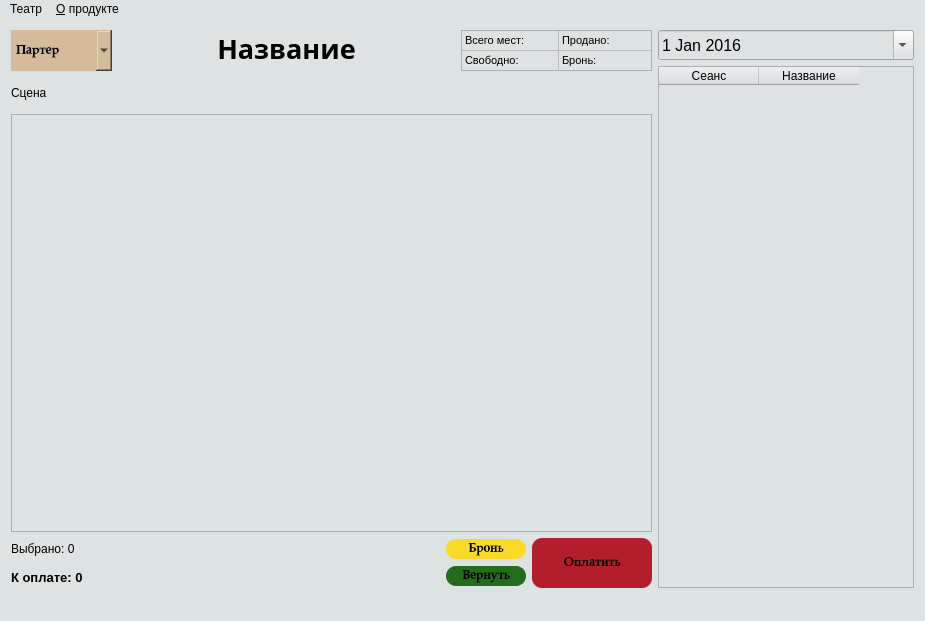
sashaserg/Cursovaya, file VTeatre/mainwindow.ui: the form before one commit.
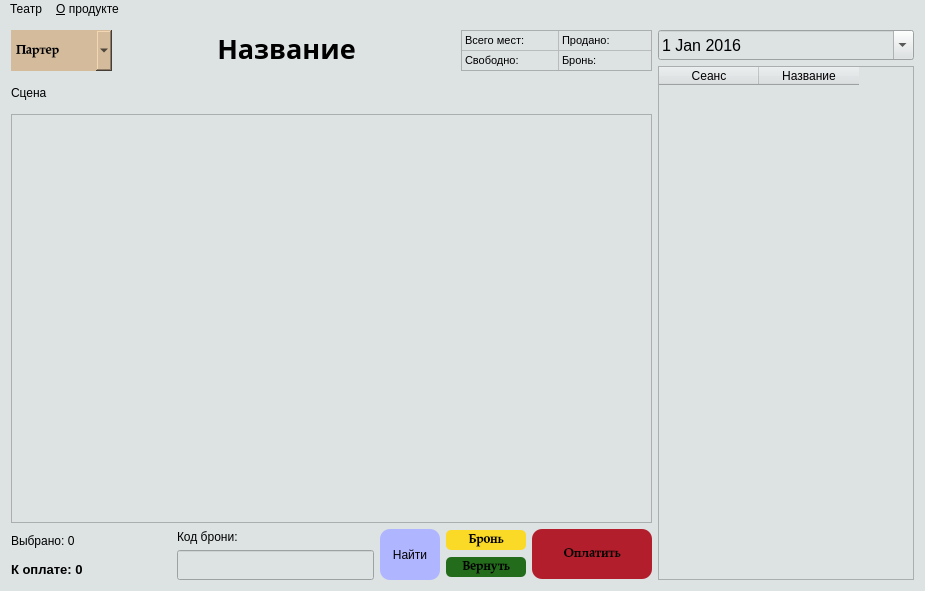
The form after the commit. Icons and pictures are not drawn.

```diff
--- a/VTeatre/mainwindow.ui
+++ b/VTeatre/mainwindow.ui
@@ -7,7 +7,7 @@
     <x>0</x>
     <y>0</y>
     <width>925</width>
-    <height>621</height>
+    <height>591</height>
    </rect>
   </property>
   <property name="acceptDrops">
@@ -26,10 +26,12 @@
 </string>
   </property>
   <widget class="QWidget" name="centralWidget">
-   <layout class="QGridLayout" name="gridLayout_2">
-    <item row="0" column="0">
      <layout class="QGridLayout" name="gridLayout">
       <item row="0" column="0">
+     <layout class="QHBoxLayout" name="horizontalLayout_6">
+      <item>
+       <layout class="QVBoxLayout" name="verticalLayout_5">
+        <item>
        <layout class="QHBoxLayout" name="horizontalLayout_3">
         <item>
          <widget class="QComboBox" name="comboBox">
@@ -219,79 +221,7 @@
         </item>
        </layout>
       </item>
-      <item row="0" column="1" rowspan="4">
-       <layout class="QVBoxLayout" name="verticalLayout_3">
         <item>
-         <widget class="QDateEdit" name="dateEdit">
-          <property name="minimumSize">
-           <size>
-            <width>256</width>
-            <height>30</height>
-           </size>
-          </property>
-          <property name="font">
-           <font>
-            <pointsize>12</pointsize>
-           </font>
-          </property>
-          <property name="focusPolicy">
-           <enum>Qt::WheelFocus</enum>
-          </property>
-          <property name="dateTime">
-           <datetime>
-            <hour>0</hour>
-            <minute>0</minute>
-            <second>0</second>
-            <year>2016</year>
-            <month>1</month>
-            <day>1</day>
-           </datetime>
-          </property>
-          <property name="calendarPopup">
-           <bool>true</bool>
-          </property>
-         </widget>
-        </item>
-        <item>
-         <widget class="QTableWidget" name="tableSeans">
-          <property name="enabled">
-           <bool>true</bool>
-          </property>
-          <property name="sizePolicy">
-           <sizepolicy hsizetype="Maximum" vsizetype="Expanding">
-            <horstretch>0</horstretch>
-            <verstretch>0</verstretch>
-           </sizepolicy>
-          </property>
-          <property name="minimumSize">
-           <size>
-            <width>256</width>
-            <height>505</height>
-           </size>
-          </property>
-          <property name="contextMenuPolicy">
-           <enum>Qt::CustomContextMenu</enum>
-          </property>
-          <property name="styleSheet">
-           <string notr="true">background-color: #e5efe9;
-background-color: #dde2e3;
-</string>
-          </property>
-          <column>
-           <property name="text">
-            <string>Сеанс</string>
-           </property>
-          </column>
-          <column>
-           <property name="text">
-            <string>Название</string>
-           </property>
-          </column>
-         </widget>
-        </item>
-       </layout>
-      </item>
-      <item row="1" column="0">
        <layout class="QHBoxLayout" name="horizontalLayout_4">
         <item>
          <widget class="QLabel" name="label_2">
@@ -314,7 +244,7 @@
         </item>
        </layout>
       </item>
-      <item row="2" column="0">
+        <item>
        <widget class="QTableWidget" name="tableWidget">
         <property name="sizePolicy">
          <sizepolicy hsizetype="Expanding" vsizetype="Expanding">
@@ -375,7 +305,7 @@
         </attribute>
        </widget>
       </item>
-      <item row="3" column="0">
+        <item>
        <layout class="QHBoxLayout" name="horizontalLayout_5">
         <item>
          <layout class="QVBoxLayout" name="verticalLayout_2">
@@ -421,17 +351,66 @@
          </layout>
         </item>
         <item>
-         <spacer name="horizontalSpacer">
-          <property name="orientation">
-           <enum>Qt::Horizontal</enum>
-          </property>
-          <property name="sizeHint" stdset="0">
+           <layout class="QVBoxLayout" name="verticalLayout_4">
+            <item>
+             <widget class="QLabel" name="label">
+              <property name="minimumSize">
+               <size>
+                <width>60</width>
+                <height>15</height>
+               </size>
+              </property>
+              <property name="text">
+               <string>Код брони:</string>
+              </property>
+             </widget>
+            </item>
+            <item>
+             <widget class="QLineEdit" name="lineEdit">
+              <property name="minimumSize">
            <size>
-            <width>168</width>
-            <height>20</height>
-           </size>
-          </property>
-         </spacer>
+                <width>150</width>
+                <height>30</height>
+               </size>
+              </property>
+              <property name="font">
+               <font>
+                <pointsize>10</pointsize>
+               </font>
+              </property>
+             </widget>
+            </item>
+           </layout>
+          </item>
+          <item>
+           <widget class="QPushButton" name="pushButton_4">
+            <property name="sizePolicy">
+             <sizepolicy hsizetype="Minimum" vsizetype="Minimum">
+              <horstretch>0</horstretch>
+              <verstretch>0</verstretch>
+             </sizepolicy>
+            </property>
+            <property name="minimumSize">
+             <size>
+              <width>60</width>
+              <height>45</height>
+             </size>
+            </property>
+            <property name="styleSheet">
+             <string notr="true">QPushButton{
+background-color: rgb(176, 181, 255);
+border-style: outset;
+border-radius: 10px;	
+}
+QPushButton::pressed{
+background-color: #376bbf
+}
+</string>
+            </property>
+            <property name="text">
+             <string>Найти</string>
+            </property>
+           </widget>
         </item>
         <item>
          <layout class="QHBoxLayout" name="horizontalLayout">
@@ -457,7 +436,7 @@
                <string notr="true">QPushButton{
 background-color:#fada26;
 border-style: outset;
-border-radius: 10px;	
+border-radius: 5px;	
 }
 QPushButton::pressed{
 background-color: #376bbf
@@ -489,7 +468,7 @@
                <string notr="true">QPushButton{
 background-color: #236c1b;
 border-style: outset;
-border-radius: 10px;	
+border-radius: 5px;	
 }
 QPushButton::pressed{
 background-color: #376bbf
@@ -540,6 +519,80 @@
       </item>
      </layout>
     </item>
+      <item>
+       <layout class="QVBoxLayout" name="verticalLayout_3">
+        <item>
+         <widget class="QDateEdit" name="dateEdit">
+          <property name="minimumSize">
+           <size>
+            <width>256</width>
+            <height>30</height>
+           </size>
+          </property>
+          <property name="font">
+           <font>
+            <pointsize>12</pointsize>
+           </font>
+          </property>
+          <property name="focusPolicy">
+           <enum>Qt::WheelFocus</enum>
+          </property>
+          <property name="dateTime">
+           <datetime>
+            <hour>0</hour>
+            <minute>0</minute>
+            <second>0</second>
+            <year>2016</year>
+            <month>1</month>
+            <day>1</day>
+           </datetime>
+          </property>
+          <property name="calendarPopup">
+           <bool>true</bool>
+          </property>
+         </widget>
+        </item>
+        <item>
+         <widget class="QTableWidget" name="tableSeans">
+          <property name="enabled">
+           <bool>true</bool>
+          </property>
+          <property name="sizePolicy">
+           <sizepolicy hsizetype="Maximum" vsizetype="Expanding">
+            <horstretch>0</horstretch>
+            <verstretch>0</verstretch>
+           </sizepolicy>
+          </property>
+          <property name="minimumSize">
+           <size>
+            <width>256</width>
+            <height>505</height>
+           </size>
+          </property>
+          <property name="contextMenuPolicy">
+           <enum>Qt::CustomContextMenu</enum>
+          </property>
+          <property name="styleSheet">
+           <string notr="true">background-color: #e5efe9;
+background-color: #dde2e3;
+</string>
+          </property>
+          <column>
+           <property name="text">
+            <string>Сеанс</string>
+           </property>
+          </column>
+          <column>
+           <property name="text">
+            <string>Название</string>
+           </property>
+          </column>
+         </widget>
+        </item>
+       </layout>
+      </item>
+     </layout>
+    </item>
    </layout>
   </widget>
   <widget class="QMenuBar" name="menuBar">
@@ -575,17 +628,6 @@
    <addaction name="menu_5"/>
    <addaction name="menu"/>
   </widget>
-  <widget class="QStatusBar" name="statusBar">
-   <property name="enabled">
-    <bool>true</bool>
-   </property>
-   <property name="autoFillBackground">
-    <bool>false</bool>
-   </property>
-   <property name="sizeGripEnabled">
-    <bool>true</bool>
-   </property>
-  </widget>
   <action name="informationAbout">
    <property name="text">
     <string>Информация</string>
```
Lines whose indentation alone changed are shown as unchanged.
